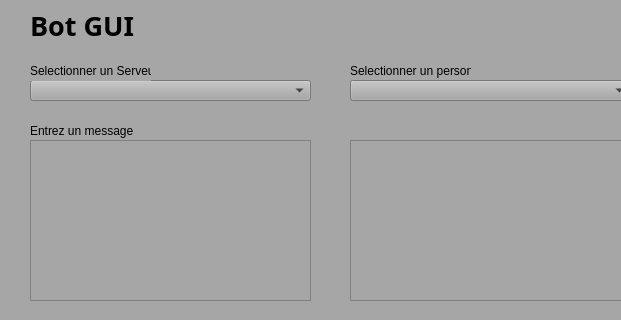
Above: Bot Discord/botgui.ui from BkcJcu/Personnal-Projects before the change; both pictures show x 0 to 621 and y 0 to 320 of the 1003 by 575 pixel window. Below: the same form after it.
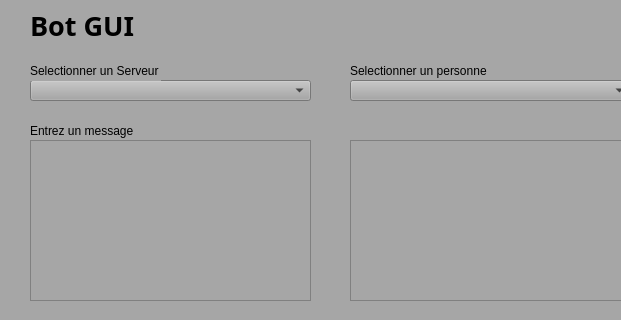
That is the form after the change.

```diff
--- a/Bot Discord/botgui.ui
+++ b/Bot Discord/botgui.ui
@@ -200,7 +200,7 @@
      <rect>
       <x>30</x>
       <y>60</y>
-      <width>121</width>
+      <width>131</width>
       <height>21</height>
      </rect>
     </property>
@@ -226,7 +226,7 @@
      <rect>
       <x>350</x>
       <y>60</y>
-      <width>121</width>
+      <width>141</width>
       <height>21</height>
      </rect>
     </property>
```
